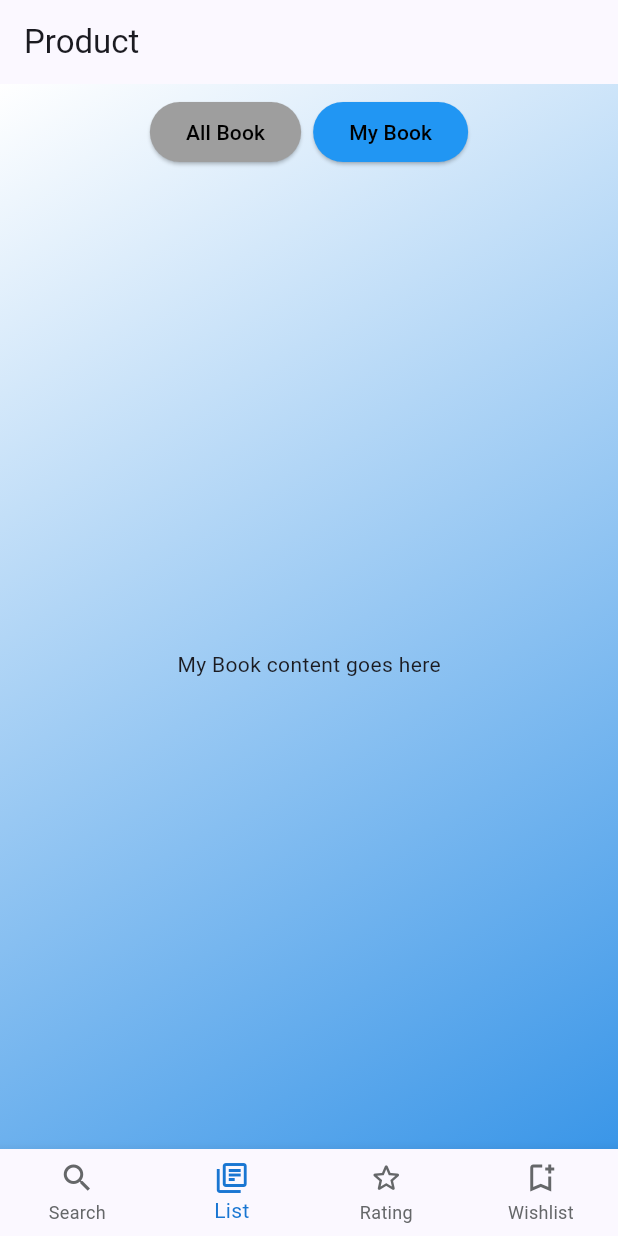
After one commit to Readme-org/ReadMe-Mobile, a Flutter app: the screen it shows after launch, item 2 of the bottom bar chosen, after a tap on "My Book", on a phone screen of 412 x 824 dp. The commit adds this screen. Run offline on Flutter 3.47's test engine with Material 3 defaults, Android fonts, the phone set to English and light mode, and no system bars; missing offline and left inert: pbp_django_auth; network calls fail.

Commit message:
refactoring navbar and background

```diff
--- a/lib/authentication/login.dart
+++ b/lib/authentication/login.dart
@@ -1,7 +1,7 @@
-import 'package:readme/menu.dart';
 import 'package:flutter/material.dart';
 import 'package:pbp_django_auth/pbp_django_auth.dart';
 import 'package:provider/provider.dart';
+import 'package:readme/modules/home-page/HomeBookPage.dart';
 
 void main() {
     runApp(const LoginApp());
@@ -79,7 +79,7 @@ class _LoginPageState extends State<LoginPage> {
                                     String uname = response['username'];
                                     Navigator.pushReplacement(
                                         context,
-                                        MaterialPageRoute(builder: (context) => MyHomePage()),
+                                        MaterialPageRoute(builder: (context) => HomebookPage()),
                                     );
                                     ScaffoldMessenger.of(context)
                                         ..hideCurrentSnackBar()
--- a/lib/main.dart
+++ b/lib/main.dart
@@ -2,7 +2,7 @@ import 'package:flutter/material.dart';
 import 'package:pbp_django_auth/pbp_django_auth.dart';
 import 'package:provider/provider.dart';
 import 'package:readme/authentication/login.dart';
-import 'package:readme/modules/home-page/BookPage.dart';
+import 'package:readme/modules/home-page/HomeBookPage.dart';
 import 'package:readme/modules/list-book/list.dart';
 import 'package:readme/modules/home-page/models/book.dart';
 
@@ -27,7 +27,7 @@ class MyApp extends StatelessWidget {
                     useMaterial3: true,
                 ),
                 debugShowCheckedModeBanner: false,
-                home: const BookPage(),
+                home: const HomebookPage(),
               )
             );
 
--- /dev/null
+++ b/lib/modules/home-page/HomeBookPage.dart
@@ -0,0 +1,114 @@
+import 'package:flutter/material.dart';
+import 'package:pbp_django_auth/pbp_django_auth.dart';
+import 'package:provider/provider.dart';
+import 'dart:async';
+import 'package:readme/modules/list-book/list.dart';
+import 'package:readme/widgets/navbar.dart';
+import 'package:readme/widgets/background.dart';
+
+class HomebookPage extends StatefulWidget {
+  const HomebookPage({Key? key}) : super(key: key);
+
+  @override
+  BookPageState createState() => BookPageState();
+}
+
+class BookPageState extends State<HomebookPage> with TickerProviderStateMixin {
+  String placeholder = 'Search for books...';
+  late AnimationController _animationController;
+  late Animation<Color?> _colorTween;
+
+  @override
+  void initState() {
+    super.initState();
+    _animationController = AnimationController(vsync: this, duration: Duration(seconds: 15))
+      ..repeat(reverse: true);
+    _colorTween = ColorTween(begin: Colors.blue.shade400, end: Colors.blue.shade900)
+      .animate(_animationController);
+  }
+
+  @override
+  void dispose() {
+    _animationController.dispose();
+    super.dispose();
+  }
+
+  @override
+  Widget build(BuildContext context) {
+    return Scaffold(
+      appBar: AppBar(
+        title: Text(
+          'ReadMe',
+          style: TextStyle(
+            color: Colors.white,
+            fontWeight: FontWeight.bold,
+            fontSize: 26,
+          ),
+        ),
+        centerTitle: true,
+        backgroundColor: Colors.blue.shade800,
+        elevation: 0,
+      ),
+      body: GradientBackground(
+        colorTween: _colorTween,
+        child: Center(
+          child: Column(
+            mainAxisSize: MainAxisSize.min,
+            children: <Widget>[
+              Text(
+                'AI Book Discovery',
+                style: TextStyle(
+                  fontSize: 36,
+                  fontWeight: FontWeight.bold,
+                  color: Colors.blue.shade800,
+                ),
+                textAlign: TextAlign.center,
+              ),
+              SizedBox(height: 30),
+              Container(
+                width: 300,
+                padding: EdgeInsets.symmetric(horizontal: 20),
+                decoration: BoxDecoration(
+                  color: Colors.blue.shade50,
+                  borderRadius: BorderRadius.circular(30),
+                  boxShadow: [
+                    BoxShadow(
+                      color: Colors.blue.shade100,
+                      blurRadius: 10,
+                      offset: Offset(0, 4),
+                    ),
+                  ],
+                ),
+                child: TextField(
+                  decoration: InputDecoration(
+                    hintText: placeholder,
+                    hintStyle: TextStyle(color: Colors.blue.shade300),
+                    border: InputBorder.none,
+                    prefixIcon: Icon(Icons.search, color: Colors.blue.shade700),
+                  ),
+                ),
+              ),
+              SizedBox(height: 30),
+              ElevatedButton.icon(
+                style: ElevatedButton.styleFrom(
+                  primary: Colors.blue.shade700,
+                  onPrimary: Colors.white,
+                  padding: EdgeInsets.symmetric(horizontal: 36, vertical: 12),
+                  shape: StadiumBorder(),
+                ),
+                onPressed: () {
+                  // Perform search operation
+                },
+                icon: Icon(Icons.search, size: 24),
+                label: Text('Search', style: TextStyle(fontSize: 20)),
+              ),
+            ],
+          ),
+        ),
+      ),
+      bottomNavigationBar: const CustomBottomNavigationBar(
+        selectedIndex: 0,
+      ),
+    );
+  }
+}
--- a/lib/modules/list-book/list.dart
+++ b/lib/modules/list-book/list.dart
@@ -1,5 +1,7 @@
 import 'package:flutter/material.dart';
-import 'package:readme/modules/list-book/allBook.dart';
+import 'package:readme/modules/list-book/allBookPage.dart';
+import 'package:readme/widgets/background.dart';
+import 'package:readme/widgets/navbar.dart';
 
 class ListPage extends StatefulWidget {
   const ListPage({Key? key}) : super(key: key);
@@ -8,10 +10,27 @@ class ListPage extends StatefulWidget {
   _ListPageState createState() => _ListPageState();
 }
 
-class _ListPageState extends State<ListPage> {
+class _ListPageState extends State<ListPage> with TickerProviderStateMixin{
   TextEditingController searchController = TextEditingController();
   String filterType = 'All'; // Can be 'All' or 'My'
   bool isAllBooksSelected = true;
+  late Animation<Color?> _colorTween;
+  late AnimationController _animationController;
+
+  @override
+  void initState() {
+    super.initState();
+    _animationController = AnimationController(vsync: this, duration: Duration(seconds: 15))
+      ..repeat(reverse: true);
+    _colorTween = ColorTween(begin: Colors.blue.shade400, end: Colors.blue.shade900)
+      .animate(_animationController);
+  }
+
+  @override
+  void dispose() {
+    _animationController.dispose();
+    super.dispose();
+  }
 
   @override
   Widget build(BuildContext context) {
@@ -19,7 +38,9 @@ class _ListPageState extends State<ListPage> {
       appBar: AppBar(
         title: const Text('Product'),
       ),
-      body: Column(
+      body: GradientBackground(
+        colorTween: _colorTween,
+        child: Column(
           children: [
             Padding(
               padding: const EdgeInsets.symmetric(vertical: 8.0),
@@ -52,7 +73,8 @@ class _ListPageState extends State<ListPage> {
                 ],
               ),
             ),
-          Padding(
+            //Saat user klik allBook
+            isAllBooksSelected ? Padding(
               padding: const EdgeInsets.all(8.0),
               child: Row(
                 children: [
@@ -83,16 +105,16 @@ class _ListPageState extends State<ListPage> {
                                   onTap: () => {},
                                 ),
                                 ListTile(
-                                  leading: const Icon(Icons.music_note),
+                                  leading: const Icon(Icons.fitness_center_rounded),
                                   title: const Text('Action'),
                                   onTap: () => {}),
                                 ListTile(
-                                leading: const Icon(Icons.videocam),
+                                  leading: const Icon(Icons.favorite),
                                   title: const Text('Romance'),
                                   onTap: () => {},
                                 ),
                                 ListTile(
-                                leading: const Icon(Icons.book),
+                                  leading: const Icon(Icons.science),
                                   title: const Text('Science'),
                                   onTap: () => {},
                                 ),
@@ -105,7 +127,9 @@ class _ListPageState extends State<ListPage> {
                   ),
                 ],
               ),
-          ),
+            )
+            : Container(), //Saat user klik myBook
+
             // Display AllBook content or other content based on the flag
             Expanded(
               child: isAllBooksSelected ? buildAllBooks(context) : Container(
@@ -116,6 +140,10 @@ class _ListPageState extends State<ListPage> {
             ),
           ],
         ),
+      ),
+      bottomNavigationBar: const CustomBottomNavigationBar(
+        selectedIndex: 1,
+      ),
     );
   }
 }
--- a/lib/modules/list-book/myBook.dart
+++ b/lib/modules/list-book/myBookPage.dart
@@ -170,7 +170,6 @@ import 'package:flutter/material.dart';
 import 'package:http/http.dart' as http;
 import 'dart:convert';
 import 'package:readme/modules/home-page/models/book.dart';
-import 'package:readme/widgets/left_drawer.dart';
 import 'package:readme/modules/details-book/details.dart';
 
 class ListPage extends StatefulWidget {
@@ -208,7 +207,6 @@ class _ListPageState extends State<ListPage> {
       appBar: AppBar(
         title: const Text('Product'),
       ),
-      drawer: const LeftDrawer(),
       body: Column(
         children: [
           // Buttons for All Book and My Book
--- /dev/null
+++ b/lib/widgets/background.dart
@@ -0,0 +1,32 @@
+import 'package:flutter/material.dart';
+
+class GradientBackground extends StatelessWidget {
+  final Widget child;
+  final Animation<Color?> colorTween;
+
+  const GradientBackground({
+    Key? key,
+    required this.child,
+    required this.colorTween,
+  }) : super(key: key);
+
+  @override
+  Widget build(BuildContext context) {
+    return AnimatedBuilder(
+      animation: colorTween,
+      builder: (context, child) {
+        return Container(
+          decoration: BoxDecoration(
+            gradient: LinearGradient(
+              begin: Alignment.topLeft,
+              end: Alignment.bottomRight,
+              colors: [Colors.white, colorTween.value ?? Colors.blue],
+            ),
+          ),
+          child: child,
+        );
+      },
+      child: child,
+    );
+  }
+}
--- /dev/null
+++ b/lib/widgets/navbar.dart
@@ -0,0 +1,79 @@
+import 'package:flutter/material.dart';
+import 'package:readme/modules/home-page/HomeBookPage.dart';
+import 'package:readme/modules/list-book/list.dart';
+// Import halaman yang relevan di sini
+
+class CustomBottomNavigationBar extends StatefulWidget {
+  final int selectedIndex;
+  const CustomBottomNavigationBar({Key? key, required this.selectedIndex}) : super(key: key);
+
+  @override
+  _CustomBottomNavigationBarState createState() => _CustomBottomNavigationBarState();
+}
+
+class _CustomBottomNavigationBarState extends State<CustomBottomNavigationBar> {
+  late int _selectedIndex;
+
+  @override
+  void initState() {
+    super.initState();
+    _selectedIndex = widget.selectedIndex;
+  }
+
+  void _onItemTapped(int index) {
+    setState(() {
+      _selectedIndex = index;
+    });
+
+    // Navigasi berdasarkan index yang dipilih
+    switch (index) {
+      case 0:
+        Navigator.pushReplacement(
+          context,
+          MaterialPageRoute(builder: (context) => HomebookPage()),
+        );
+        break;
+      case 1:
+        Navigator.pushReplacement(
+          context,
+          MaterialPageRoute(builder: (context) => ListPage()),
+        );
+        break;
+      case 2:
+        // Navigasi ke halaman My Book
+        break;
+      case 3:
+        // Navigasi ke halaman Wishlist
+        break;
+    }
+  }
+
+  @override
+  Widget build(BuildContext context) {
+    return BottomNavigationBar(
+      type: BottomNavigationBarType.fixed,
+      items: const [
+        BottomNavigationBarItem(
+          icon: Icon(Icons.search),
+          label: 'Search',
+        ),
+        BottomNavigationBarItem(
+          icon: Icon(Icons.library_books_outlined),
+          label: 'List',
+        ),
+        BottomNavigationBarItem(
+          icon: Icon(Icons.star_border_rounded),
+          label: 'Rating',
+        ),
+        BottomNavigationBarItem(
+          icon: Icon(Icons.bookmark_add_outlined),
+          label: 'Wishlist',
+        ),
+      ],
+      currentIndex: _selectedIndex,
+      selectedItemColor: Colors.blue.shade700,
+      unselectedItemColor: Color.fromARGB(255, 101, 103, 105),
+      onTap: _onItemTapped,
+    );
+  }
+}
```
Also changed, not shown: lib/menu.dart (deleted, +0 -120 lines), lib/modules/home-page/BookPage.dart (deleted, +0 -142 lines), lib/widgets/left_drawer.dart (deleted, +0 -63 lines), lib/modules/list-book/allBookPage.dart (renamed from lib/modules/list-book/allBook.dart), lib/modules/list-book/models/myBook.dart (added). Lines whose indentation alone changed are shown as unchanged.
